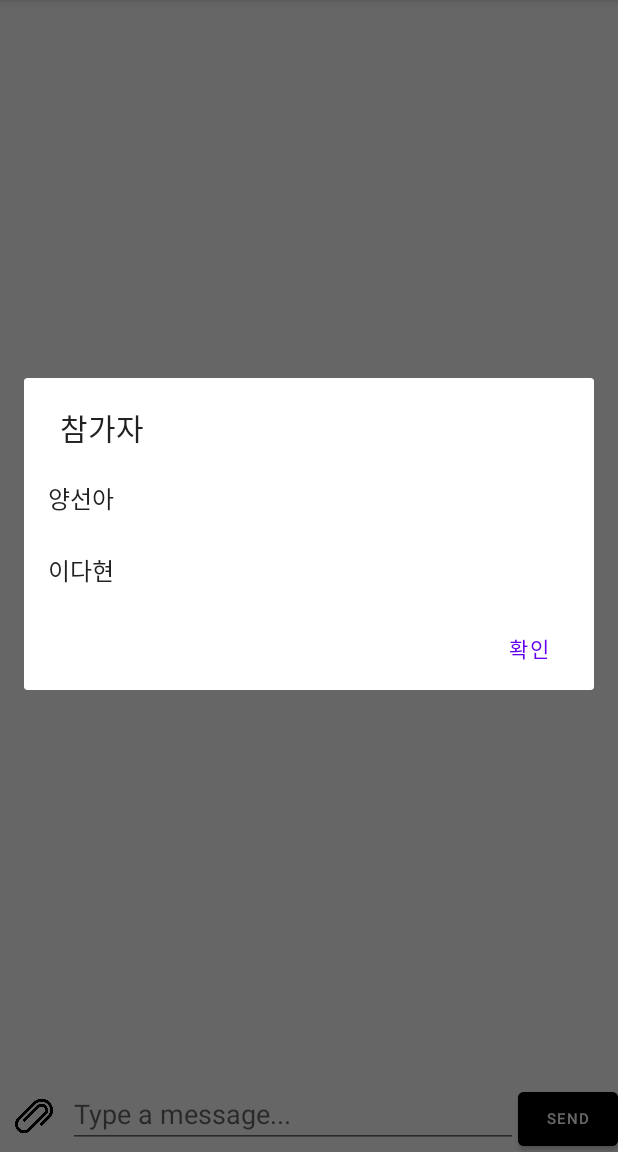
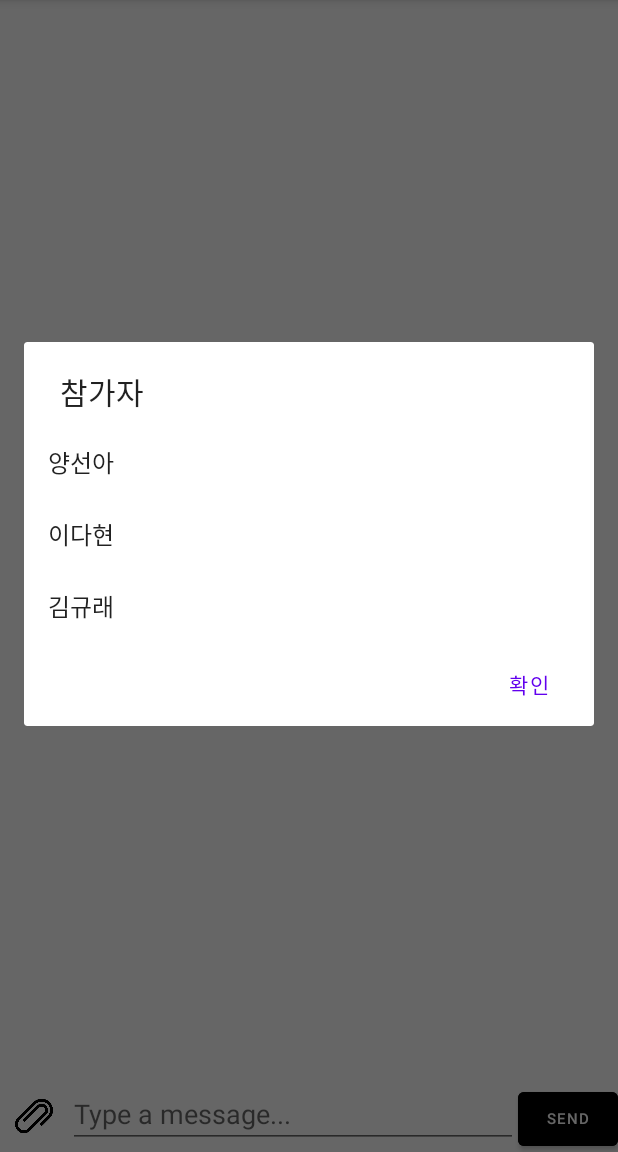
Before and after one commit to dahyun0917/Android-Chatting-Application, an Android app: the RoomActivity screen opened directly, with no data from a screen before it, after a tap on "user_list", on a phone screen of 412 x 824 dp, the part 84-1236 px from its top. Run offline under Robolectric (Android 15) with nearby library versions, the phone set to English and light mode, and no system bars; our stand-ins replace CircleImageView, Firebase (no records; nobody signed in at launch, a user with empty details on screens opened directly); pictures from the network do not load; 2 statements that could not run were skipped.

Commit message:
닉네임 및 프로필 사진 업데이트 및 참가자 목록

```diff
--- a/app/src/main/java/com/example/chat_de/RoomActivity.java
+++ b/app/src/main/java/com/example/chat_de/RoomActivity.java
@@ -70,7 +70,7 @@ public class RoomActivity extends AppCompatActivity {
         chatRoomKey = getIntent().getStringExtra("chatRoomKey");
 
         //리사이클러뷰에 일부 데이터를 저장 후 화면에 띄우기
-        binding.RecyclerView.setItemViewCacheSize(20);
+        binding.RecyclerView.setItemViewCacheSize(50);
 
         //액션바 타이틀 바 이름 설정
         ActionBar ab = getSupportActionBar() ;
@@ -94,11 +94,14 @@ public class RoomActivity extends AppCompatActivity {
         });
         User test1 = new User("양선아","https://img1.daumcdn.net/thumb/R1280x0/?scode=mtistory&fname=https://k.kakaocdn.net/dn/EShJF/btquPLT192D/SRxSvXqcWjHRTju3kHcOQK/img.png",81,"user1");
         User test2 = new User("이다현","https://www.codingfactory.net/wp-content/uploads/abc.jpg",81,"user2");
+        User test3 = new User("김규래","https://www.codingfactory.net/wp-content/uploads/abc.jpg",81,"user3");
         ChatRoomUser usertest1= new ChatRoomUser(1,test1);
         ChatRoomUser usertest2= new ChatRoomUser(2,test2);
+        ChatRoomUser usertest3= new ChatRoomUser(2,test3);
         userList= new HashMap<String,ChatRoomUser>(){{
             put("user1",usertest1);
             put("user2",usertest2);
+            put("user3",usertest3);
         }};
     }
 
@@ -109,7 +112,7 @@ public class RoomActivity extends AppCompatActivity {
         ChatDB.messageAddEventListener(chatRoomKey, item -> {
             addMessage(item, dataList);
             binding.RecyclerView.scrollToPosition(dataList.size() - 1);
-            binding.RecyclerView.setAdapter(new RoomElementAdapter(dataList));
+            binding.RecyclerView.setAdapter(new RoomElementAdapter(dataList,userList));
         });
         getMessageList(10);
         ChatDB.userReadLatestMessage(chatRoomKey, userKey);
@@ -163,7 +166,7 @@ public class RoomActivity extends AppCompatActivity {
         LinearLayoutManager manager = new LinearLayoutManager(this, RecyclerView.VERTICAL,false);
         binding.RecyclerView.setLayoutManager(manager);
         binding.RecyclerView.scrollToPosition(dataList.size()-1);
-        binding.RecyclerView.setAdapter(new RoomElementAdapter(dataList));
+        binding.RecyclerView.setAdapter(new RoomElementAdapter(dataList,userList));
     }
 
     private void addMessage(Chat dataItem, ArrayList<Chat> adapter) {
@@ -176,7 +179,7 @@ public class RoomActivity extends AppCompatActivity {
             //시스템 메시지가 아닐때만 비교
             if(chat.getType() != Chat.Type.SYSTEM) {
                 if (!SDF.format(chat.normalDate()).equals(DAY)) {
-                    Chat daySystemChat = new Chat(DAY, SYSTEM_MESSAGE, "SYSTEM", Chat.Type.SYSTEM);
+                    Chat daySystemChat = new Chat("--------------------------"+DAY+"--------------------------", SYSTEM_MESSAGE, "SYSTEM", Chat.Type.SYSTEM);
                     daySystemChat.setDate(dataItem.unixTime());
                     adapter.add(daySystemChat);
                 }
--- a/app/src/main/res/layout/item_element_center_system.xml
+++ b/app/src/main/res/layout/item_element_center_system.xml
@@ -4,7 +4,8 @@
     android:layout_height="wrap_content">
     <TextView
         android:id="@+id/textv"
-        android:textSize="20dp"
+        android:textSize="15dp"
+
         android:layout_gravity="center"
         android:layout_width="wrap_content"
         android:layout_height="wrap_content" />
```
Also changed, not shown: app/src/main/java/com/example/chat_de/RoomElementAdapter.java (+28 -11 lines).
